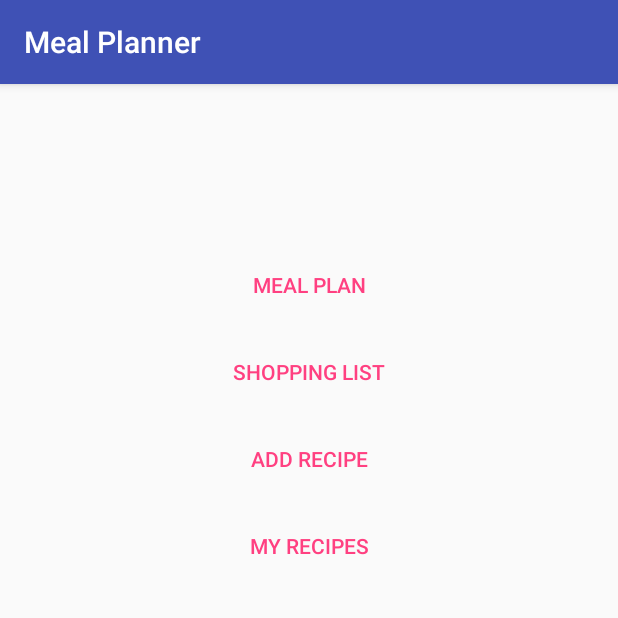
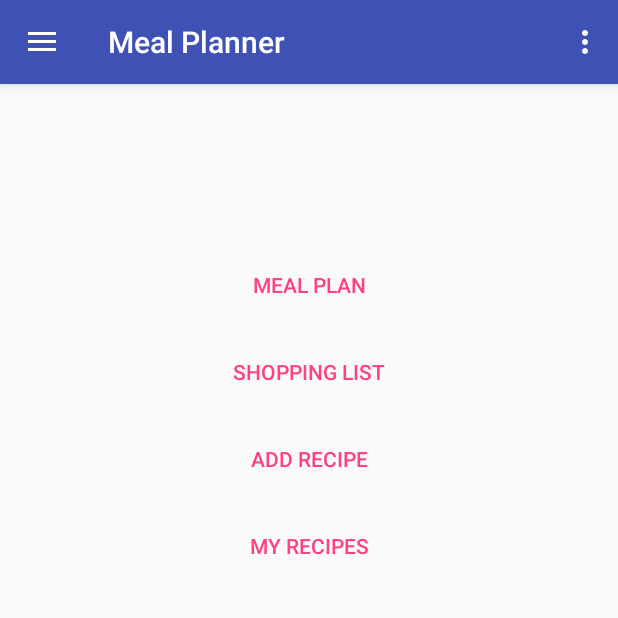
Before and after one commit to basilryen/MealPlanner, an Android app: the screen it shows after launch (MainActivity), on a phone screen of 412 x 824 dp, the top half of it. Run offline under Robolectric (Android 15) with nearby library versions, the phone set to English and light mode, and no system bars; libraries missing offline, so code that uses them is left out: com.activeandroid; 1 statement that could not run was skipped.

Commit message:
Sets up NavigationDrawer on MainActivity.

```diff
--- a/app/src/main/java/com/teambazomi/mealplanner/MainActivity.java
+++ b/app/src/main/java/com/teambazomi/mealplanner/MainActivity.java
@@ -1,20 +1,153 @@
 package com.teambazomi.mealplanner;
 
+import android.app.Activity;
+import android.app.SearchManager;
 import android.content.Intent;
+import android.content.res.Configuration;
+import android.support.v4.app.Fragment;
+import android.support.v4.view.GravityCompat;
+import android.support.v4.widget.DrawerLayout;
+import android.support.v7.app.ActionBarActivity;
+import android.support.v7.app.ActionBarDrawerToggle;
 import android.support.v7.app.AppCompatActivity;
 import android.os.Bundle;
+import android.view.Menu;
+import android.view.MenuInflater;
+import android.view.MenuItem;
 import android.view.View;
+import android.widget.AdapterView;
+import android.widget.ArrayAdapter;
+import android.widget.ListView;
 
 import com.activeandroid.ActiveAndroid;
 
-public class MainActivity extends AppCompatActivity {
+public class MainActivity extends ActionBarActivity {
+    private String[] navigationItems;
+    private DrawerLayout drawerLayout;
+    private ListView drawerList;
+    private ActionBarDrawerToggle drawerToggle;
+    private CharSequence drawerTitle;
+    private CharSequence title;
 
     @Override
     protected void onCreate(Bundle savedInstanceState) {
         super.onCreate(savedInstanceState);
         ActiveAndroid.initialize(this);
         setContentView(R.layout.activity_main);
+
+        title = drawerTitle = getTitle();
+        drawerLayout = (DrawerLayout) findViewById(R.id.drawer_layout);
+        drawerList = (ListView) findViewById((R.id.left_drawer));
+
+        addDrawerItems();
+        setupDrawer();
+
+        // enable action bar app icon to behave as action to toggle nav drawer
+        getSupportActionBar().setDisplayHomeAsUpEnabled(true);
+        getSupportActionBar().setHomeButtonEnabled(true);
     }
+
+    private void addDrawerItems(){
+        navigationItems = getResources().getStringArray(R.array.navigation_items);
+        // set up drawer's list view with items and click listener
+        drawerList.setAdapter(new ArrayAdapter<String>(this, R.layout.drawer_list_item, navigationItems));
+        drawerList.setOnItemClickListener(new DrawerItemClickListener());
+    }
+
+    private void setupDrawer() {
+        // set a custom shadow that overlays the main content when the drawer opens
+        drawerLayout.setDrawerShadow(R.drawable.drawer_shadow, GravityCompat.START);
+
+        drawerToggle = new ActionBarDrawerToggle(this, drawerLayout, R.string.drawer_open, R.string.drawer_close){
+
+            public void onDrawerClosed(View view) {
+                super.onDrawerClosed(view);
+                getSupportActionBar().setTitle(title);
+                invalidateOptionsMenu();
+            }
+
+            public void onDrawerOpened(View drawerView) {
+                super.onDrawerOpened(drawerView);
+                getSupportActionBar().setTitle(drawerTitle);
+                invalidateOptionsMenu();
+            }
+        };
+
+        drawerLayout.setDrawerListener(drawerToggle);
+        drawerToggle.setDrawerIndicatorEnabled(true);
+    }
+
+    @Override
+    protected void onPostCreate(Bundle savedInstanceState) {
+        super.onPostCreate(savedInstanceState);
+        // Sync the toggle state after onRestoreInstanceState has occurred.
+        drawerToggle.syncState();
+    }
+
+    @Override
+    public void onConfigurationChanged(Configuration newConfig) {
+        super.onConfigurationChanged(newConfig);
+        drawerToggle.onConfigurationChanged(newConfig);
+    }
+
+    @Override
+    public boolean onCreateOptionsMenu(Menu menu) {
+        MenuInflater inflater = getMenuInflater();
+        inflater.inflate(R.menu.main, menu);
+        return true;
+    }
+
+    @Override
+    public boolean onOptionsItemSelected(MenuItem item) {
+
+        // Activate the navigation drawer toggle
+        if (drawerToggle.onOptionsItemSelected(item)) {
+            return true;
+        }
+
+        return super.onOptionsItemSelected(item);
+    }
+
+    private class DrawerItemClickListener implements ListView.OnItemClickListener {
+        @Override
+        public void onItemClick(AdapterView<?> parent, View view, int position, long id) {
+            selectItem(position);
+        }
+    }
+
+    /** Swaps fragments in the main content view */
+    private void selectItem(int position) {
+        // Open correct activity based on position
+        if(position==0){
+            Intent intent = new Intent(this, AddRecipe.class);
+            startActivity(intent);
+        }else if(position==1){
+            Intent intent = new Intent(this, MealPlan.class);
+            startActivity(intent);
+        }else if(position==2){
+            Intent intent = new Intent(this, MyRecipes.class);
+            startActivity(intent);
+        }else if(position==3){
+            Intent intent = new Intent(this, ShoppingList.class);
+            startActivity(intent);
+        }
+
+        // Highlight the selected item, update the title, and close the drawer
+        drawerList.setItemChecked(position, true);
+        setTitle(navigationItems[position]);
+        drawerLayout.closeDrawer(drawerList);
+    }
+
+    @Override
+    public void setTitle(CharSequence newTitle) {
+        title = newTitle;
+        getSupportActionBar().setTitle(title);
+    }
+
+    /**
+     * When using the ActionBarDrawerToggle, you must call it during
+     * onPostCreate() and onConfigurationChanged()...
+     */
 
     public void addRecipe(View view) {
         Intent intent = new Intent(this, AddRecipe.class);
@@ -26,7 +159,6 @@ public class MainActivity extends AppCompatActivity {
         startActivity(intent);
 
     }
-
 
     public void shoppingList(View view) {
         Intent intent = new Intent(this, ShoppingList.class);
--- a/app/src/main/res/layout/activity_main.xml
+++ b/app/src/main/res/layout/activity_main.xml
@@ -1,4 +1,9 @@
 <?xml version="1.0" encoding="utf-8"?>
+<android.support.v4.widget.DrawerLayout
+    xmlns:android="http://schemas.android.com/apk/res/android"
+    android:id="@+id/drawer_layout"
+    android:layout_width="match_parent"
+    android:layout_height="match_parent">
 <RelativeLayout xmlns:android="http://schemas.android.com/apk/res/android"
     xmlns:tools="http://schemas.android.com/tools"
     android:id="@+id/activity_main"
@@ -68,3 +73,13 @@
         style="@style/Widget.AppCompat.Button.Borderless.Colored" />
 
 </RelativeLayout>
+
+    <ListView android:id="@+id/left_drawer"
+        android:layout_width="240dp"
+        android:layout_height="match_parent"
+        android:layout_gravity="start"
+        android:choiceMode="singleChoice"
+        android:divider="@android:color/transparent"
+        android:dividerHeight="0dp"
+        android:background="#111"/>
+</android.support.v4.widget.DrawerLayout>
--- /dev/null
+++ b/app/src/main/res/menu/main.xml
@@ -0,0 +1,22 @@
+<!--
+  Copyright 2013 The Android Open Source Project
+
+  Licensed under the Apache License, Version 2.0 (the "License");
+  you may not use this file except in compliance with the License.
+  You may obtain a copy of the License at
+
+      http://www.apache.org/licenses/LICENSE-2.0
+
+  Unless required by applicable law or agreed to in writing, software
+  distributed under the License is distributed on an "AS IS" BASIS,
+  WITHOUT WARRANTIES OR CONDITIONS OF ANY KIND, either express or implied.
+  See the License for the specific language governing permissions and
+  limitations under the License.
+  -->
+
+<menu xmlns:android="http://schemas.android.com/apk/res/android">
+    <item android:id="@+id/action_websearch"
+          android:icon="@drawable/action_search"
+          android:title="@string/menu_title"/>
+          <!--android:showAsAction="ifRoom|withText" />-->
+</menu>
--- /dev/null
+++ b/app/src/main/res/values/arrays.xml
@@ -0,0 +1,9 @@
+<?xml version="1.0" encoding="utf-8"?>
+<resources>
+    <string-array name="navigation_items">
+        <item>Add Recipe</item>
+        <item>Meal Plan</item>
+        <item>My Recipes</item>
+        <item>Shopping List</item>
+    </string-array>
+</resources>
--- a/app/src/main/res/values/strings.xml
+++ b/app/src/main/res/values/strings.xml
@@ -15,4 +15,9 @@
         <item>qt</item>
         <item>gal</item>
     </string-array>
+
+    <string name="drawer_open">Open navigation drawer</string>
+    <string name="drawer_close">Close navigation drawer</string>
+    <string name="menu_title">Navigation Menu</string>
+    <string name="action_settings">Settings</string>
 </resources>
```
Also changed, not shown: app/src/main/res/layout/drawer_list_item.xml (added, +15 -0 lines), app/src/main/res/drawable/action_search.png (added), app/src/main/res/drawable/drawer_shadow.9.png (added), app/src/main/res/drawable/ic_drawer.png (added), app/src/main/res/drawable/ic_launcher.png (added).
